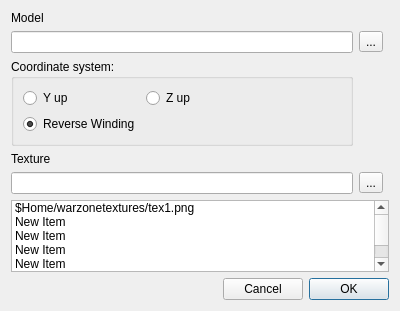
Old version of the form tools/wmit/ImportDialog.ui in the repository cybersphinx/wzgraphicsmods.
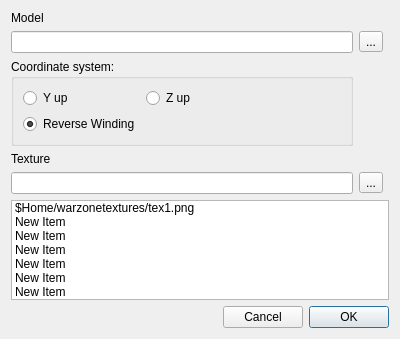
New version of the form.

What changed in the file:
```diff
--- a/tools/wmit/ImportDialog.ui
+++ b/tools/wmit/ImportDialog.ui
@@ -7,7 +7,7 @@
     <x>0</x>
     <y>0</y>
     <width>400</width>
-    <height>311</height>
+    <height>339</height>
    </rect>
   </property>
   <property name="windowTitle">
```
Left out of the diff: 24 changed lines with no effect on the pictures.
